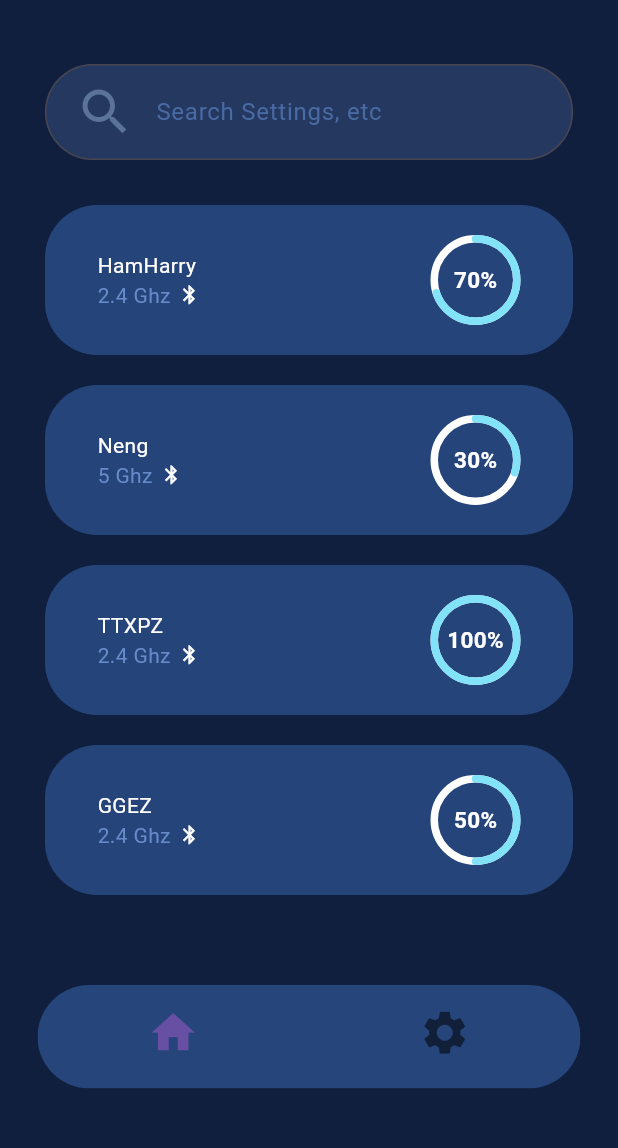
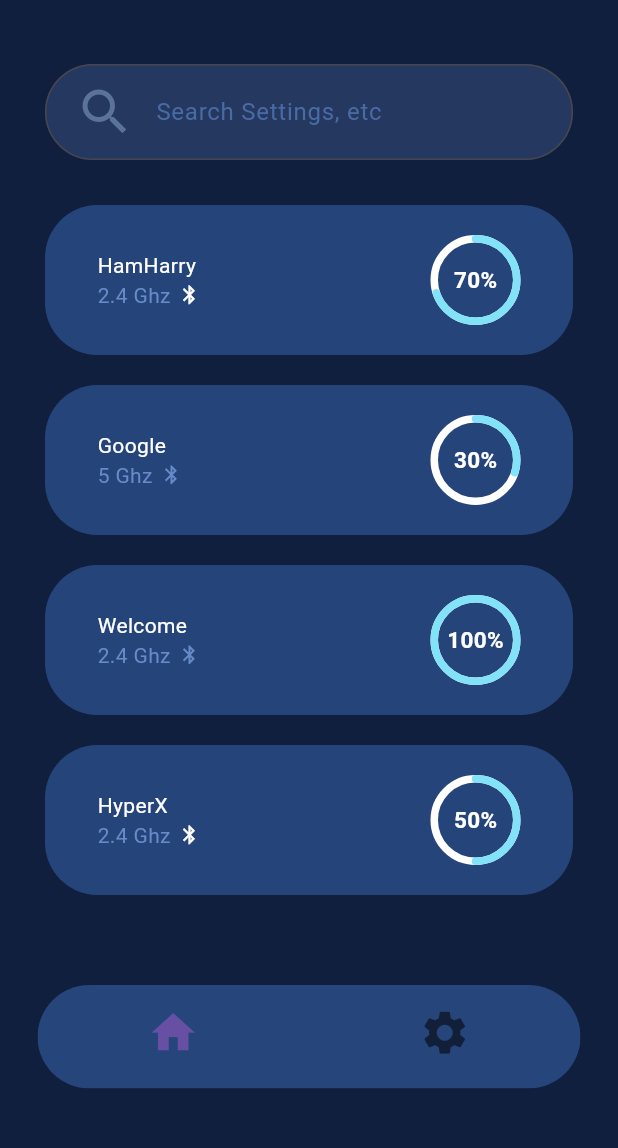
Before and after one commit to HamHarry/testapp, a Flutter app: the screen it shows after launch, on a phone screen of 412 x 824 dp, the part 80-1228 px from its top. Run offline on Flutter 3.47's test engine with Material 3 defaults, Android fonts, the phone set to English and light mode, and no system bars; drawn by our look-alikes of percent_indicator.

Commit message:
lock_complete

```diff
--- a/lib/src/pages/home/home.dart
+++ b/lib/src/pages/home/home.dart
@@ -15,10 +15,10 @@ class Homepage extends StatefulWidget {
 class _HomepageState extends State<Homepage> {
   static final List<DataModel> _mockUp = [
     DataModel("HamHarry", "2.4 Ghz", true, 70),
-    DataModel("Neng", "5 Ghz", false, 30),
-    DataModel("TTXPZ", "2.4 Ghz", false, 100),
-    DataModel("GGEZ", "2.4 Ghz", true, 50),
-    DataModel("BU", "2.4 Ghz", true, 20),
+    DataModel("Google", "5 Ghz", false, 30),
+    DataModel("Welcome", "2.4 Ghz", false, 100),
+    DataModel("HyperX", "2.4 Ghz", true, 50),
+    DataModel("Iphone", "2.4 Ghz", true, 20),
     DataModel("BUMAIL", "5 Ghz", false, 30),
   ];
 
@@ -132,14 +132,17 @@ class _HomepageState extends State<Homepage> {
                                               Padding(
                                                 padding: const EdgeInsets.only(
                                                     left: 5),
-                                                child: Icon(
-                                                  display_list[index].lock
-                                                      ? Icons.bluetooth
-                                                      : Icons.bluetooth,
-                                                  size: 15,
-                                                  color:
-                                                      const Color(0xffFFFFFF),
-                                                ),
+                                                child: display_list[index].lock
+                                                    ? const Icon(
+                                                        Icons.bluetooth,
+                                                        size: 15,
+                                                        color:
+                                                            Color(0xffFFFFFF))
+                                                    : const Icon(
+                                                        Icons.bluetooth,
+                                                        size: 15,
+                                                        color:
+                                                            Color(0xff678BCA)),
                                               ),
                                             ],
                                           ),
```
